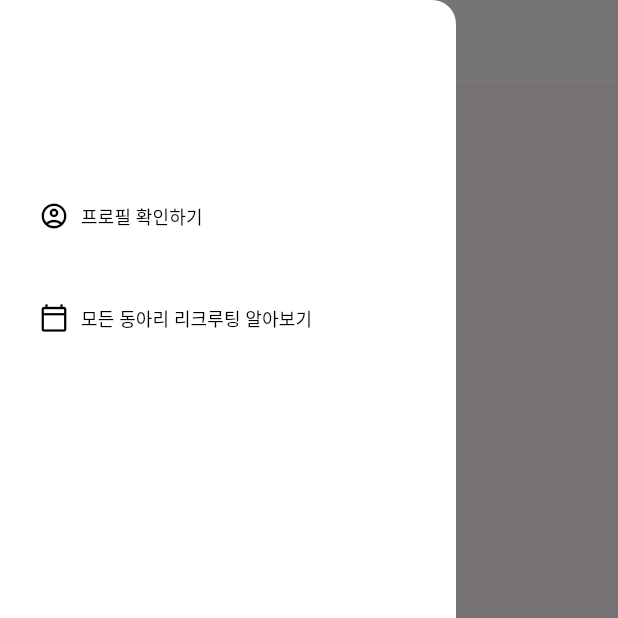
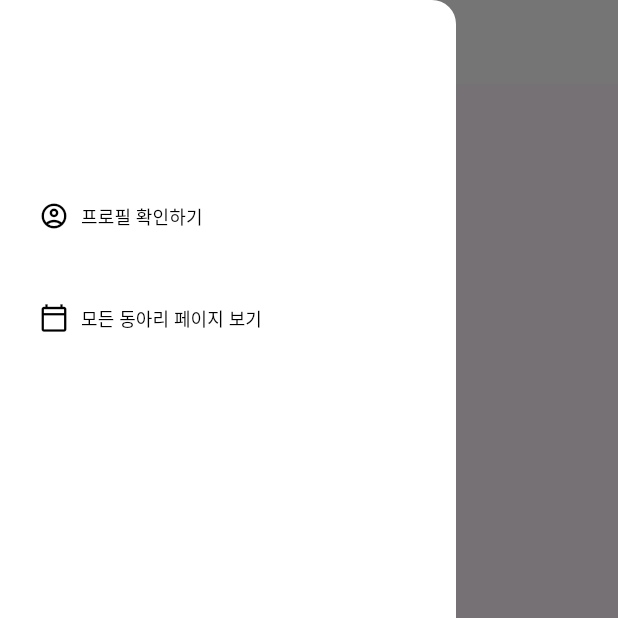
Before and after one commit to chanhk-im/lets_crew, a Flutter app: the HomePage screen opened directly, with the side drawer open, on a phone screen of 412 x 824 dp, the top half of it. Run offline on Flutter 3.47's test engine with Material 3 defaults, Android fonts, the phone set to English and light mode, and no system bars; our stand-ins replace cloud_firestore, firebase_auth, firebase_core, firebase_storage, flutter_screenutil, google_sign_in and 2 more; missing offline and left inert: ai_barcode_scanner; accounts and stored records are empty.

Commit message:
feat: 멘트 수정

```diff
--- a/lib/main_drawer.dart
+++ b/lib/main_drawer.dart
@@ -40,7 +40,8 @@ class MainDrawer extends StatelessWidget {
                   style: TextStyle(color: colorScheme.onPrimary, fontSize: 12),
                 ),
                 style: ButtonStyle(
-                  backgroundColor: MaterialStateProperty.all(Colors.transparent),
+                  backgroundColor:
+                      MaterialStateProperty.all(Colors.transparent),
                   elevation: MaterialStateProperty.all(0),
                   shape: MaterialStateProperty.all(
                     RoundedRectangleBorder(
@@ -62,7 +63,7 @@ class MainDrawer extends StatelessWidget {
                 color: colorScheme.onPrimary,
               ),
               label: Text(
-                '모든 동아리 리크루팅 알아보기',
+                '모든 동아리 페이지 보기',
                 style: TextStyle(color: colorScheme.onPrimary, fontSize: 12),
               ),
               style: ButtonStyle(
@@ -89,10 +90,12 @@ class MainDrawer extends StatelessWidget {
                     ),
                     label: Text(
                       '동아리 페이지 추가하기',
-                      style: TextStyle(color: colorScheme.onPrimary, fontSize: 12),
+                      style:
+                          TextStyle(color: colorScheme.onPrimary, fontSize: 12),
                     ),
                     style: ButtonStyle(
-                      backgroundColor: MaterialStateProperty.all(Colors.transparent),
+                      backgroundColor:
+                          MaterialStateProperty.all(Colors.transparent),
                       elevation: MaterialStateProperty.all(0),
                       shape: MaterialStateProperty.all(
                         RoundedRectangleBorder(
```
Also changed, not shown: pubspec.lock.
